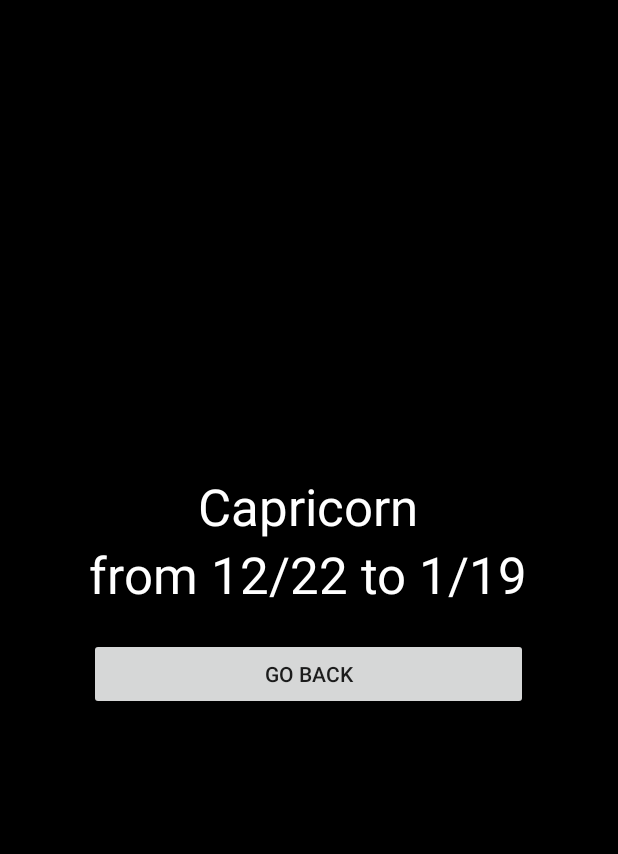
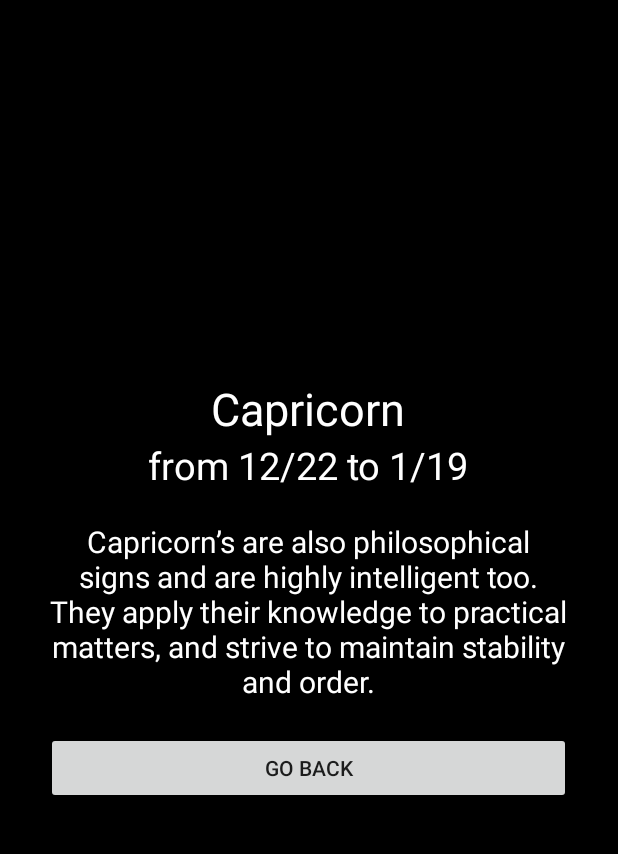
Before and after one commit to Matt-Henrique/Zodiac, an Android app: the screen it shows after launch (Result), after a tap on "WHAT IS MY ZODIAC?", on a phone screen of 412 x 824 dp, the part 84-938 px from its top. Run offline under Robolectric (Android 15) with nearby library versions, the phone set to English and light mode, and no system bars; 1 statement that could not run was skipped.

Commit message:
Adding Descriptions to Sign

```diff
--- a/app/src/main/java/com/mateus/zodiac/Interpreter.java
+++ b/app/src/main/java/com/mateus/zodiac/Interpreter.java
@@ -5,18 +5,18 @@ import java.util.ArrayList;
 public class Interpreter {
 
     private ArrayList<Sign> signs = new ArrayList<Sign>() {{
-        add(new Sign(20, 18, 1, 2, "Aquarius", "@drawable/aquarius"));
-        add(new Sign(19, 20, 2, 3, "Pisces", "@drawable/pisces"));
-        add(new Sign(21, 19, 3, 4, "Aries", "@drawable/aries"));
-        add(new Sign(20, 20, 4, 5, "Taurus", "@drawable/taurus"));
-        add(new Sign(21, 20, 5, 6, "Gemini", "@drawable/gemini"));
-        add(new Sign(21, 22, 6, 7, "Cancer", "@drawable/cancer"));
-        add(new Sign(23, 22, 7, 8, "Leo", "@drawable/leo"));
-        add(new Sign(23, 22, 8, 9, "Virgo", "@drawable/virgo"));
-        add(new Sign(23, 22, 9, 10, "Libra", "@drawable/libra"));
-        add(new Sign(23, 21, 10, 11, "Scorpio", "@drawable/scorpio"));
-        add(new Sign(22, 21, 11, 12, "Sagittarius", "@drawable/sagittarius"));
-        add(new Sign(22, 19, 12, 1, "Capricorn", "@drawable/capricorn"));
+        add(new Sign(20, 18, 1, 2, "Aquarius", "Often simple and unassuming, the Aquarian goes about accomplishing goals in a quiet, often unorthodox ways.", "@drawable/aquarius"));
+        add(new Sign(19, 20, 2, 3, "Pisces", "Also unassuming, the Pisces zodiac signs and meanings deal with acquiring vast amounts of knowledge, but you would never know it. They keep an extremely low profile compared to others in the zodiac.", "@drawable/pisces"));
+        add(new Sign(21, 19, 3, 4, "Aries", "Aries people are creative, adaptive, and insightful. They can also be strong-willed and spontaneous (sometimes to a fault).", "@drawable/aries"));
+        add(new Sign(20, 20, 4, 5, "Taurus", "Taurus zodiac signs and meanings, like the animal that represents them, is all about strength, stamina and will. Stubborn by nature, the Taurus will stand his/her ground to the bitter end (sometimes even irrationally so).", "@drawable/taurus"));
+        add(new Sign(21, 20, 5, 6, "Gemini", "Flexibility, balance and adaptability are the keywords for the Gemini.", "@drawable/gemini"));
+        add(new Sign(21, 22, 6, 7, "Cancer", "Cancerians love home-life, family and domestic settings. They are traditionalists, and enjoy operating on a fundamental level.", "@drawable/cancer"));
+        add(new Sign(23, 22, 7, 8, "Leo", "The zodiac signs and meanings of Leo is about expanse, power and exuberance.", "@drawable/leo"));
+        add(new Sign(23, 22, 8, 9, "Virgo", "Virgo’s have keen minds, and are delightful to talk with, often convincing others of outlandish tales with ease and charm. Virgo’s are inquisitive and are very skilled at drawing information from people.", "@drawable/virgo"));
+        add(new Sign(23, 22, 9, 10, "Libra", "As their zodiac signs and meanings would indicate, Libra’s are all about balance, justice, equanimity and stability.", "@drawable/libra"));
+        add(new Sign(23, 21, 10, 11, "Scorpio", "The Scorpio is often misunderstood. These personalities are bold and are capable of executing massive enterprises with cool control and confidence.", "@drawable/scorpio"));
+        add(new Sign(22, 21, 11, 12, "Sagittarius", "Here we have the philosopher among the zodiac signs and meanings. Like the Scorpio, they have great ability for focus, and can be very intense.", "@drawable/sagittarius"));
+        add(new Sign(22, 19, 12, 1, "Capricorn", "Capricorn’s are also philosophical signs and are highly intelligent too. They apply their knowledge to practical matters, and strive to maintain stability and order.", "@drawable/capricorn"));
     }};
 
     public Sign interpret(int dia, int mes) {
--- a/app/src/main/java/com/mateus/zodiac/Result.java
+++ b/app/src/main/java/com/mateus/zodiac/Result.java
@@ -26,9 +26,10 @@ public class Result extends AppCompatActivity {
             }
             TextView text_sign = findViewById(R.id.text_sign);
             TextView text_date = findViewById(R.id.text_date);
-            text_sign.setText(sign.getDescription());
-            text_date.setText(String.valueOf("from " + sign.getFirstMonth() + "/" + sign.getFirstDay() +
-                    " to " + sign.getLastMonth() + "/" + sign.getLastDay()));
+            TextView text_description = findViewById(R.id.text_description);
+            text_sign.setText(sign.getName());
+            text_date.setText(String.valueOf("from " + sign.getFirstMonth() + "/" + sign.getFirstDay() + " to " + sign.getLastMonth() + "/" + sign.getLastDay()));
+            text_description.setText(sign.getDescription());
         }
         Button go_back = findViewById(R.id.btn_go_back);
         go_back.setOnClickListener(new View.OnClickListener() {
--- a/app/src/main/java/com/mateus/zodiac/Sign.java
+++ b/app/src/main/java/com/mateus/zodiac/Sign.java
@@ -8,14 +8,16 @@ public class Sign implements Serializable {
     private int LastDay;
     private int FirstMonth;
     private int LastMonth;
+    private String Name;
     private String Description;
     private String Image;
 
-    public Sign(int firstDay, int lastDay, int firstMonth, int lastMonth, String description, String image) {
+    public Sign(int firstDay, int lastDay, int firstMonth, int lastMonth, String name, String description, String image) {
         FirstDay = firstDay;
         LastDay = lastDay;
         FirstMonth = firstMonth;
         LastMonth = lastMonth;
+        Name = name;
         Description = description;
         Image = image;
     }
@@ -36,6 +38,10 @@ public class Sign implements Serializable {
         return LastMonth;
     }
 
+    public String getName() {
+        return Name;
+    }
+
     public String getDescription() {
         return Description;
     }
--- a/app/src/main/res/layout/activity_result.xml
+++ b/app/src/main/res/layout/activity_result.xml
@@ -35,10 +35,8 @@
             android:layout_height="wrap_content"
             android:text="@android:string/untitled"
             android:textAlignment="center"
-            android:textAppearance="@style/TextAppearance.AppCompat.Display1"
             android:textColor="#ffffff"
-            tools:layout_editor_absoluteX="176dp"
-            tools:layout_editor_absoluteY="242dp" />
+            android:textSize="30sp" />
     </TableRow>
 
     <TableRow
@@ -52,10 +50,25 @@
             android:layout_height="wrap_content"
             android:text="@android:string/untitled"
             android:textAlignment="center"
-            android:textAppearance="@style/TextAppearance.AppCompat.Display1"
             android:textColor="#ffffff"
-            tools:layout_editor_absoluteX="176dp"
-            tools:layout_editor_absoluteY="291dp" />
+            android:textSize="25sp" />
+
+    </TableRow>
+
+    <TableRow
+        android:layout_width="match_parent"
+        android:layout_height="match_parent"
+        android:gravity="center_horizontal">
+
+        <TextView
+            android:id="@+id/text_description"
+            android:layout_width="350dp"
+            android:layout_height="wrap_content"
+            android:layout_marginTop="20dp"
+            android:text="@android:string/untitled"
+            android:textAlignment="center"
+            android:textColor="#ffffff"
+            android:textSize="20sp" />
     </TableRow>
 
     <TableRow
```
